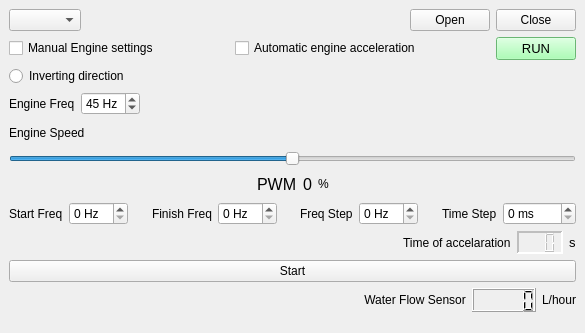
The window that pump_GUI_XY160-D_driver/GUI_QT_Main.ui (Mrsergey23/Pump_controller) describes before a commit, drawn with Qt 5; both pictures show x 0 to 585 and y 0 to 333 of the 585 by 680 pixel window.
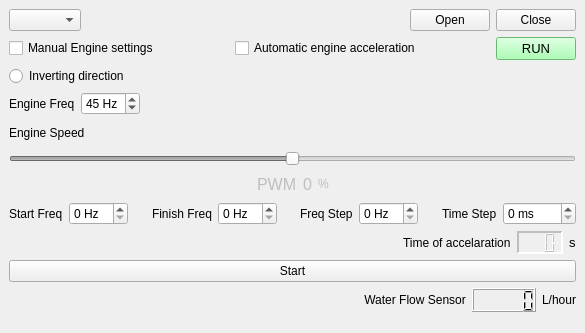
The same window after the commit. Custom widgets are drawn as their Qt base class.

The edit to the form file:
```diff
--- a/pump_GUI_XY160-D_driver/GUI_QT_Main.ui
+++ b/pump_GUI_XY160-D_driver/GUI_QT_Main.ui
@@ -184,7 +184,7 @@
       <item>
        <widget class="QSlider" name="SpeedSlider">
         <property name="enabled">
-         <bool>true</bool>
+         <bool>false</bool>
         </property>
         <property name="mouseTracking">
          <bool>true</bool>
@@ -223,6 +223,9 @@
         </item>
         <item>
          <widget class="QLabel" name="PWMLabel">
+          <property name="enabled">
+           <bool>false</bool>
+          </property>
           <property name="font">
            <font>
             <pointsize>12</pointsize>
@@ -237,6 +240,9 @@
         </item>
         <item>
          <widget class="QLabel" name="SliderShowLabel">
+          <property name="enabled">
+           <bool>false</bool>
+          </property>
           <property name="font">
            <font>
             <pointsize>12</pointsize>
@@ -252,6 +258,9 @@
         </item>
         <item>
          <widget class="QLabel" name="percentLabel">
+          <property name="enabled">
+           <bool>false</bool>
+          </property>
           <property name="text">
            <string>%</string>
           </property>
```
